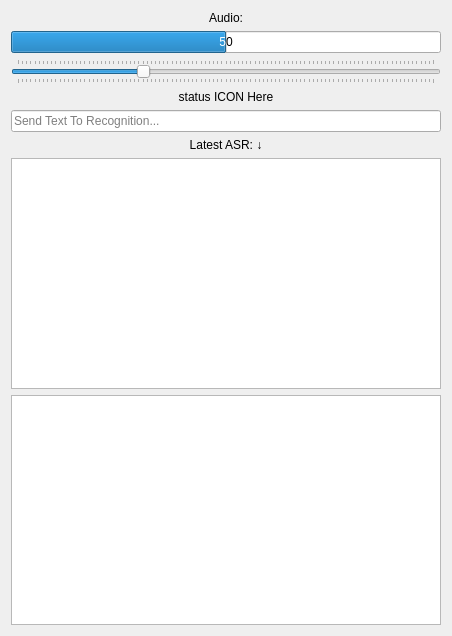
The window that clf_speech_rqt/resource/clf_speech.ui (CentralLabFacilities/speech_recognition) describes before a commit, drawn with Qt 5.
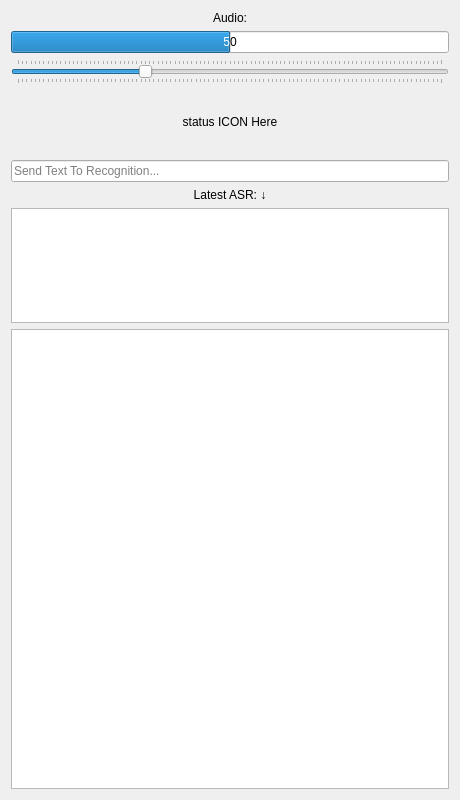
The same window after the commit.

The edit to the form file:
```diff
--- a/clf_speech_rqt/resource/clf_speech.ui
+++ b/clf_speech_rqt/resource/clf_speech.ui
@@ -6,8 +6,8 @@
    <rect>
     <x>0</x>
     <y>0</y>
-    <width>452</width>
-    <height>636</height>
+    <width>460</width>
+    <height>800</height>
    </rect>
   </property>
   <property name="sizePolicy">
@@ -66,7 +66,24 @@
     </widget>
    </item>
    <item>
+    <layout class="QHBoxLayout" name="horizontalLayout">
+     <property name="bottomMargin">
+      <number>0</number>
+     </property>
+     <item>
     <widget class="QLabel" name="enabled_label">
+       <property name="minimumSize">
+        <size>
+         <width>0</width>
+         <height>64</height>
+        </size>
+       </property>
+       <property name="maximumSize">
+        <size>
+         <width>16777215</width>
+         <height>64</height>
+        </size>
+       </property>
      <property name="text">
       <string>status ICON Here</string>
      </property>
@@ -75,6 +92,8 @@
      </property>
     </widget>
    </item>
+    </layout>
+   </item>
    <item>
     <widget class="QLineEdit" name="text_input">
      <property name="text">
@@ -97,6 +116,12 @@
    </item>
    <item>
     <widget class="QListView" name="asr_list">
+     <property name="sizePolicy">
+      <sizepolicy hsizetype="Expanding" vsizetype="Expanding">
+       <horstretch>0</horstretch>
+       <verstretch>2</verstretch>
+      </sizepolicy>
+     </property>
      <property name="editTriggers">
       <set>QAbstractItemView::NoEditTriggers</set>
      </property>
@@ -110,6 +135,12 @@
    </item>
    <item>
     <widget class="QTableView" name="nlu_table">
+     <property name="sizePolicy">
+      <sizepolicy hsizetype="Expanding" vsizetype="Expanding">
+       <horstretch>0</horstretch>
+       <verstretch>8</verstretch>
+      </sizepolicy>
+     </property>
      <property name="editTriggers">
       <set>QAbstractItemView::NoEditTriggers</set>
      </property>
@@ -122,6 +153,9 @@
      <property name="selectionMode">
       <enum>QAbstractItemView::NoSelection</enum>
      </property>
+     <property name="showGrid">
+      <bool>false</bool>
+     </property>
      <property name="cornerButtonEnabled">
       <bool>false</bool>
      </property>
```
Lines whose indentation alone changed are shown as unchanged.
